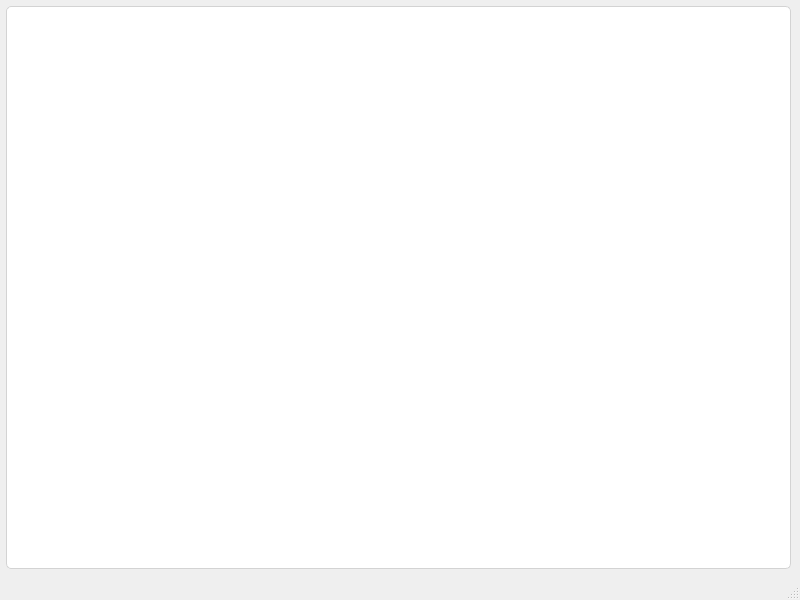
Above: ui/forms/form_export.ui from e-vladimir/finmanager before the change. Below: the same form after it.
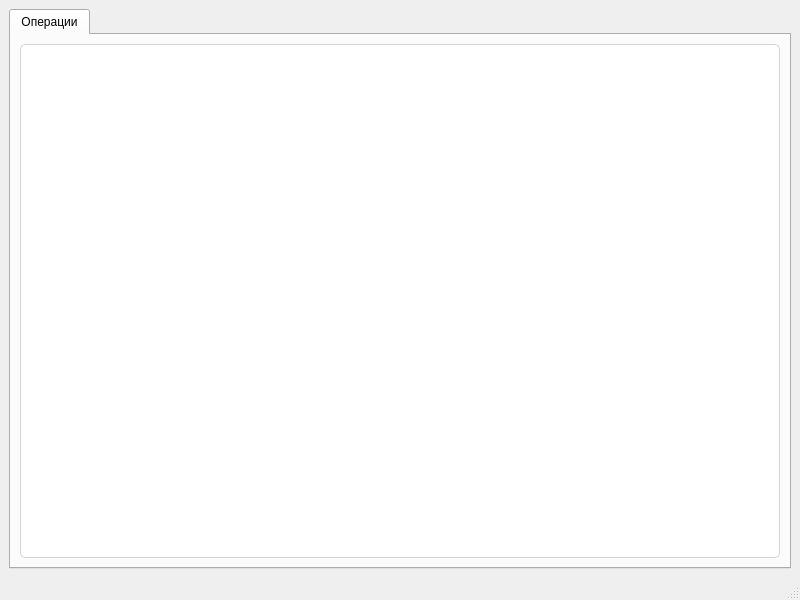
That is the form after the change.

```diff
--- a/ui/forms/form_export.ui
+++ b/ui/forms/form_export.ui
@@ -15,14 +15,18 @@
   </property>
   <widget class="QWidget" name="centralwidget">
    <layout class="QVBoxLayout" name="verticalLayout">
-    <property name="leftMargin">
-     <number>6</number>
-    </property>
-    <property name="topMargin">
-     <number>6</number>
-    </property>
+    <item>
+     <widget class="QTabWidget" name="TabsMain">
+      <property name="currentIndex">
+       <number>0</number>
+      </property>
+      <widget class="QWidget" name="TabOperations">
+       <attribute name="title">
+        <string>Операции</string>
+       </attribute>
+       <layout class="QVBoxLayout" name="verticalLayout_2">
     <item>
-     <widget class="QTreeView" name="TreeData">
+         <widget class="QTreeView" name="TreeDataOperations">
       <property name="contextMenuPolicy">
        <enum>Qt::ContextMenuPolicy::CustomContextMenu</enum>
       </property>
@@ -57,6 +61,10 @@
       <attribute name="headerVisible">
        <bool>false</bool>
       </attribute>
+         </widget>
+        </item>
+       </layout>
+      </widget>
      </widget>
     </item>
    </layout>
```
Lines whose indentation alone changed are shown as unchanged.
